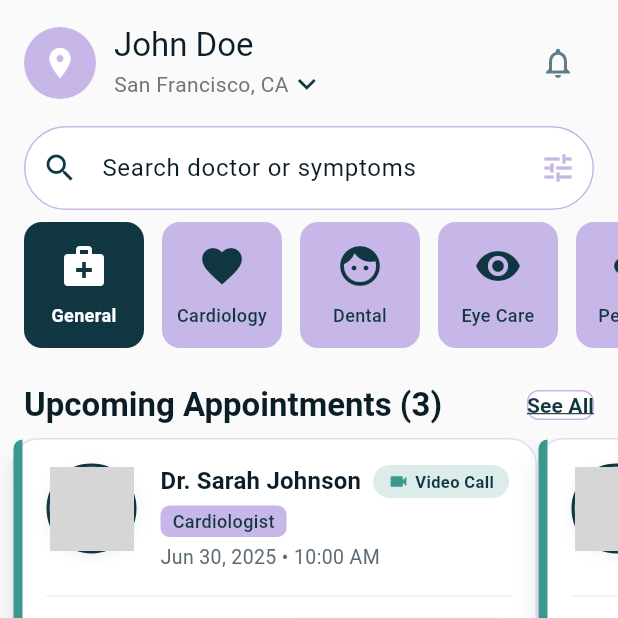
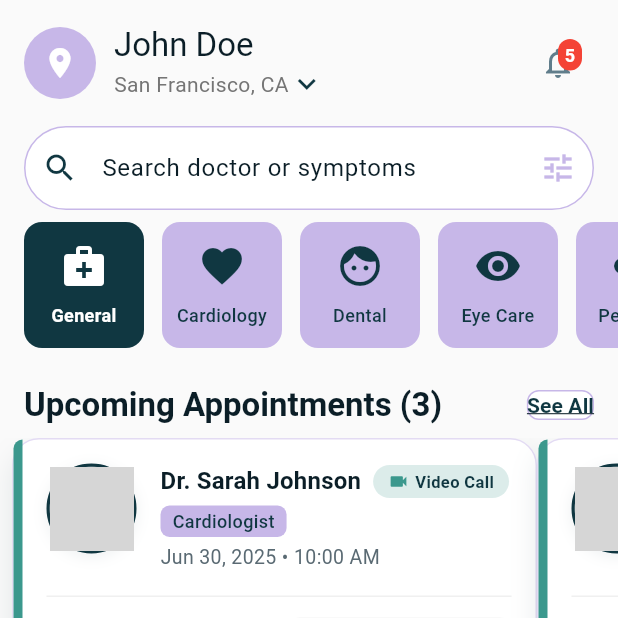
Before and after one commit to Shailly-450/Medico, a Flutter app: the MainNavigationShell screen opened by its route, on a phone screen of 412 x 824 dp, the top half of it. Run offline on Flutter 3.47's test engine with Material 3 defaults, Android fonts, the phone set to English and light mode, and no system bars; network calls fail; grey boxes are pictures that could not be loaded.

```diff
--- a/lib/main.dart
+++ b/lib/main.dart
@@ -7,6 +7,7 @@ import 'views/onboarding/onboarding_screen.dart';
 import 'views/registration/registration_screen.dart';
 import 'views/schedule/schedule_screen.dart';
 import 'views/search/search_screen.dart';
+import 'views/dashboard/dashboard_screen.dart';
 
 void main() {
   runApp(const MyApp());
@@ -49,7 +50,7 @@ class _MainNavigationShellState extends State<MainNavigationShell> {
 
   final List<Widget> _screens = [
     const HomeScreen(),
-    const DummyDashboardScreen(),
+    const DashboardScreen(),
     const ScheduleScreen(),
     const DummyProfileScreen(),
   ];
@@ -97,14 +98,6 @@ class _MainNavigationShellState extends State<MainNavigationShell> {
   }
 }
 
-class DummyDashboardScreen extends StatelessWidget {
-  const DummyDashboardScreen({Key? key}) : super(key: key);
-  @override
-  Widget build(BuildContext context) {
-    return const Center(child: Text('Dashboard Screen (Coming Soon)'));
-  }
-}
-
 class DummyProfileScreen extends StatelessWidget {
   const DummyProfileScreen({Key? key}) : super(key: key);
   @override
--- a/lib/views/home/home_screen.dart
+++ b/lib/views/home/home_screen.dart
@@ -6,6 +6,7 @@ import 'widgets/category_card.dart';
 import 'widgets/appointment_card.dart';
 import 'widgets/doctor_card.dart';
 import '../shared/profile_header.dart';
+import '../notifications/notification_screen.dart';
 
 class HomeScreen extends StatelessWidget {
   const HomeScreen({Key? key}) : super(key: key);
@@ -59,10 +60,46 @@ class HomeScreen extends StatelessWidget {
                           ],
                         ),
                       ),
-                      IconButton(
-                        icon: const Icon(Icons.notifications_none,
-                            color: Colors.blueGrey),
-                        onPressed: () {},
+                      Stack(
+                        children: [
+                          IconButton(
+                            icon: const Icon(Icons.notifications_none,
+                                color: Colors.blueGrey),
+                            onPressed: () {
+                              Navigator.of(context).push(
+                                MaterialPageRoute(
+                                  builder: (context) =>
+                                      const NotificationScreen(),
+                                ),
+                              );
+                            },
+                          ),
+                          if (model.unreadCount > 0)
+                            Positioned(
+                              right: 8,
+                              top: 8,
+                              child: Container(
+                                padding: const EdgeInsets.all(2),
+                                decoration: BoxDecoration(
+                                  color: Colors.red,
+                                  borderRadius: BorderRadius.circular(10),
+                                ),
+                                constraints: const BoxConstraints(
+                                  minWidth: 16,
+                                  minHeight: 16,
+                                ),
+                                child: Text(
+                                  '${model.unreadCount}',
+                                  style: const TextStyle(
+                                    color: Colors.white,
+                                    fontSize: 12,
+                                    fontWeight: FontWeight.bold,
+                                  ),
+                                  textAlign: TextAlign.center,
+                                ),
+                              ),
+                            ),
+                        ],
                       ),
                     ],
                   ),
```
Also changed, not shown: lib/views/dashboard/dashboard_screen.dart (+6 -3 lines).
